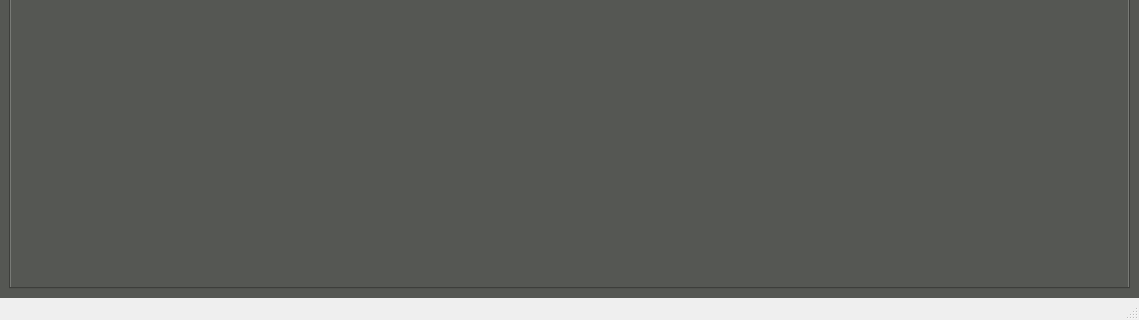
First picture: the form in src/cfclient/ui/main.ui, repository takyonxxx/CfClient, before the edit; both pictures show x 0 to 1139 and y 312 to 632 of the 1139 by 632 pixel window.
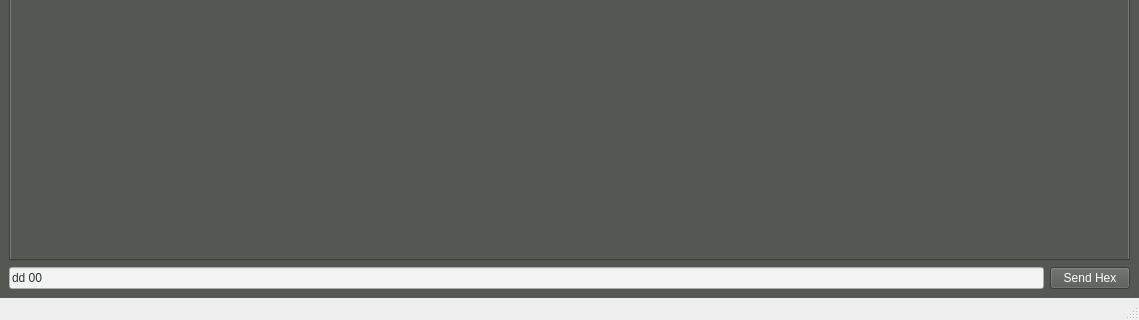
Second picture: the form after the edit. Custom widgets are drawn as their Qt base class.

Commit message:
send command
send command

The edit to the form file:
```diff
--- a/src/cfclient/ui/main.ui
+++ b/src/cfclient/ui/main.ui
@@ -25,7 +25,7 @@
 color: rgb(255, 255, 255);</string>
    </property>
    <layout class="QGridLayout" name="gridLayout">
-    <item row="0" column="0">
+    <item row="0" column="0" colspan="2">
      <layout class="QVBoxLayout" name="verticalLayout_2">
       <item>
        <layout class="QGridLayout" name="gridLayout_2">
@@ -267,8 +267,8 @@
           <rect>
            <x>0</x>
            <y>0</y>
-           <width>1113</width>
-           <height>509</height>
+           <width>1119</width>
+           <height>507</height>
           </rect>
          </property>
          <property name="sizePolicy">
@@ -315,6 +315,24 @@
       </item>
      </layout>
     </item>
+    <item row="1" column="0">
+     <widget class="QLineEdit" name="hexEdit">
+      <property name="styleSheet">
+       <string notr="true">background-color: rgb(243, 243, 243);
+color: rgb(46, 52, 54);</string>
+      </property>
+      <property name="text">
+       <string>dd 00</string>
+      </property>
+     </widget>
+    </item>
+    <item row="1" column="1">
+     <widget class="QPushButton" name="sendHexButton">
+      <property name="text">
+       <string>Send Hex</string>
+      </property>
+     </widget>
+    </item>
    </layout>
   </widget>
   <widget class="QMenuBar" name="menubar">
```
Left out of the diff: 218 changed lines with no effect on the pictures. The commit also changes 10 other files.
